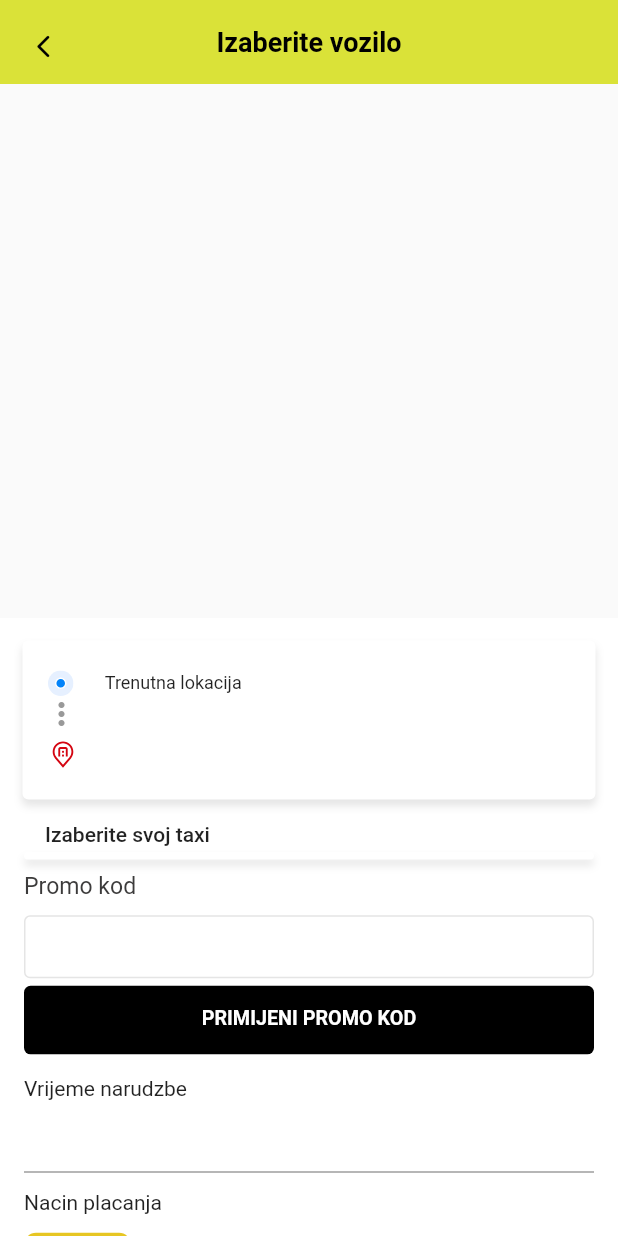
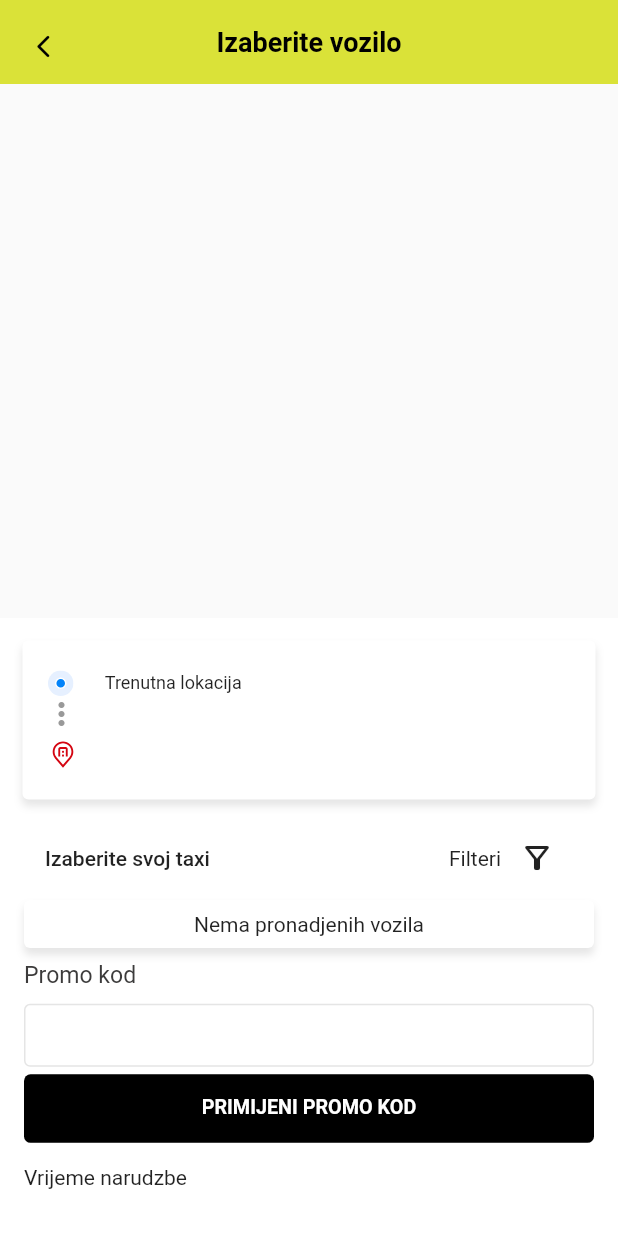
Before and after one commit to bilalhodzic/eTaxi_mobile, a Flutter app: the BookingPage widget shown alone on an empty page, opened directly, on a phone screen of 412 x 824 dp. Run offline on Flutter 3.47's test engine with Material 2 defaults, Android fonts, the phone set to English and light mode, and no system bars; drawn by our look-alikes of date_time_picker; our stand-ins replace cached_network_image, flutter_credit_card, flutter_svg, geolocator, google_maps_flutter, image_picker and 2 more; missing offline and left inert: dart:ffi, flutter_polyline_points, jwt_decode, place_picker; accounts and stored records are empty; network calls fail.

Commit message:
added vehicle filters

```diff
--- a/etaxi_mobile/lib/providers/order_provider.dart
+++ b/etaxi_mobile/lib/providers/order_provider.dart
@@ -44,6 +44,13 @@ class OrderProvider extends ChangeNotifier {
   int? orderId;
   List<Order> orders = [];
   Order? selectedOrder;
+
+  Map<String, dynamic> vehicleFilters = {};
+
+  void setVehicleFilters(Map<String, dynamic> filters) {
+    vehicleFilters = filters;
+    notifyListeners();
+  }
 
   void setSelectedOrder(Order order) async {
     //this method is used when viewing order list and clicking on one of the orders
--- a/etaxi_mobile/lib/screens/taxi/home/pages/bookingPage.dart
+++ b/etaxi_mobile/lib/screens/taxi/home/pages/bookingPage.dart
@@ -6,6 +6,7 @@ import 'package:etaxi_mobile/providers/order_provider.dart';
 import 'package:etaxi_mobile/screens/commonPages/addCardPage.dart';
 import 'package:etaxi_mobile/screens/taxi/home/pages/taxiRideBookedPage.dart';
 import 'package:etaxi_mobile/screens/taxi/widgets/taxiInfoListTile.dart';
+import 'package:etaxi_mobile/screens/taxi/widgets/vehicleFilters.dart';
 import 'package:etaxi_mobile/services/order_services.dart';
 import 'package:etaxi_mobile/utils/colors.dart';
 import 'package:etaxi_mobile/utils/sizeConfig.dart';
@@ -19,11 +20,16 @@ import 'package:flutter/material.dart';
 import 'package:flutter_svg/flutter_svg.dart';
 import 'package:provider/provider.dart';
 
-class BookingPage extends StatelessWidget {
+class BookingPage extends StatefulWidget {
   BookingPage({Key? key}) : super(key: key);
 
+  @override
+  State<BookingPage> createState() => _BookingPageState();
+}
+
+class _BookingPageState extends State<BookingPage> {
   TextEditingController _promoCodeController = TextEditingController();
-
+  bool isVehicleFilterOpen = false;
   @override
   Widget build(BuildContext context) {
     return Column(
@@ -149,12 +155,34 @@ class BookingPage extends StatelessWidget {
                       ),
                     ),
                     Padding(
-                      padding: const EdgeInsets.only(left: 30),
-                      child: Text(
-                        "Izaberite svoj taxi",
-                        style: TextStyle(fontWeight: FontWeight.w500),
+                      padding: const EdgeInsets.symmetric(horizontal: 30),
+                      child: Row(
+                        children: [
+                          Text(
+                            "Izaberite svoj taxi",
+                            style: TextStyle(fontWeight: FontWeight.w500),
+                          ),
+                          Spacer(),
+                          Text("Filteri"),
+                          IconButton(
+                            onPressed: () {
+                              setState(() {
+                                isVehicleFilterOpen = !isVehicleFilterOpen;
+                              });
+                            },
+                            icon: Icon(Icons.filter_alt_outlined),
+                          )
+                        ],
                       ),
                     ),
+                    if (isVehicleFilterOpen)
+                      VehicleFilters(
+                        onSubmit: () {
+                          setState(() {
+                            isVehicleFilterOpen = false;
+                          });
+                        },
+                      ),
                     TaxiInfoListTile(),
                     Padding(
                       padding: const EdgeInsets.symmetric(
--- a/etaxi_mobile/lib/screens/taxi/widgets/taxiInfoListTile.dart
+++ b/etaxi_mobile/lib/screens/taxi/widgets/taxiInfoListTile.dart
@@ -40,10 +40,13 @@ class TaxiInfoListTile extends StatelessWidget {
           ],
         ),
         child: FutureBuilder(
-            future: HomeService.getVehicles(),
+            future: HomeService.getVehicles(
+                queryParams:
+                    Provider.of<OrderProvider>(context).vehicleFilters),
             builder: ((context, snapshot) {
               if (snapshot.connectionState == ConnectionState.done)
-                return ListView.builder(
+                return snapshot.data!.length > 0
+                    ? ListView.builder(
                         padding: EdgeInsets.only(top: 5),
                         shrinkWrap: true,
                         itemCount: snapshot.data!.length,
@@ -51,14 +54,15 @@ class TaxiInfoListTile extends StatelessWidget {
                           var vehicle = snapshot.data![index];
                           return InkWell(
                             onTap: () {
-                          OrderProvider.instance.setSelectedVehicle(vehicle);
+                              OrderProvider.instance
+                                  .setSelectedVehicle(vehicle);
                             },
                             child: Container(
                               decoration: BoxDecoration(
                                   borderRadius: BorderRadius.circular(4),
                                   border: vehicle.vehicleId ==
-                                      OrderProvider
-                                          .instance.selectedVehicle?.vehicleId
+                                          OrderProvider.instance.selectedVehicle
+                                              ?.vehicleId
                                       ? Border.all(color: primaryColor)
                                       : null),
                               child: Padding(
@@ -74,7 +78,8 @@ class TaxiInfoListTile extends StatelessWidget {
                                           imgUrl: vehicle.photo!,
                                           height: h * 50,
                                           width: SizeConfig.screenWidth,
-                                      vehicleId: vehicle.vehicleId.toString(),
+                                          vehicleId:
+                                              vehicle.vehicleId.toString(),
                                         ),
                                       ),
                                     ),
@@ -83,7 +88,8 @@ class TaxiInfoListTile extends StatelessWidget {
                                       child: Column(
                                         crossAxisAlignment:
                                             CrossAxisAlignment.center,
-                                    mainAxisAlignment: MainAxisAlignment.center,
+                                        mainAxisAlignment:
+                                            MainAxisAlignment.center,
                                         children: [
                                           Text(
                                             vehicle.vehicleName!,
@@ -100,7 +106,8 @@ class TaxiInfoListTile extends StatelessWidget {
                                               decoration: BoxDecoration(
                                                   color: Colors.grey[200],
                                                   borderRadius:
-                                                  BorderRadius.circular(10)),
+                                                      BorderRadius.circular(
+                                                          10)),
                                               child: Text(
                                                 vehicle.companyName ?? '',
                                               ),
@@ -110,7 +117,8 @@ class TaxiInfoListTile extends StatelessWidget {
                                     ),
                                     sb(12),
                                     Column(
-                                  crossAxisAlignment: CrossAxisAlignment.end,
+                                      crossAxisAlignment:
+                                          CrossAxisAlignment.end,
                                       children: [
                                         Text(
                                           '${vehicle.price} BAM/km',
@@ -122,9 +130,10 @@ class TaxiInfoListTile extends StatelessWidget {
                                         InkWell(
                                             onTap: () async {
                                               try {
-                                            if (AuthProvider
-                                                    .instance.user?.favorites
-                                                    ?.map((e) => e.companyId)
+                                                if (AuthProvider.instance.user
+                                                        ?.favorites
+                                                        ?.map(
+                                                            (e) => e.companyId)
                                                         .contains(
                                                             vehicle.companyId ??
                                                                 0) ??
@@ -137,17 +146,19 @@ class TaxiInfoListTile extends StatelessWidget {
                                                               ?.firstWhere((element) =>
                                                                   element
                                                                       .companyId ==
-                                                              vehicle.companyId)
+                                                                  vehicle
+                                                                      .companyId)
                                                               .id ??
                                                           0);
                                                 } else {
                                                   await UserServices
-                                                  .addFavoriteCompany(vehicle);
+                                                      .addFavoriteCompany(
+                                                          vehicle);
                                                 }
                                                 var user =
                                                     await UserServices.getUser(
-                                                    AuthProvider
-                                                        .instance.user!.id!);
+                                                        AuthProvider.instance
+                                                            .user!.id!);
                                                 AuthProvider.instance.setUser(
                                                     Userinfo.fromJson(user));
                                               } catch (e) {
@@ -157,11 +168,13 @@ class TaxiInfoListTile extends StatelessWidget {
                                                     isError: true);
                                               }
                                             },
-                                        child: Icon(Provider.of<AuthProvider>(
+                                            child: Icon(Provider.of<
+                                                                AuthProvider>(
                                                             context)
                                                         .user
                                                         ?.favorites
-                                                    ?.map((e) => e.companyId)
+                                                        ?.map(
+                                                            (e) => e.companyId)
                                                         .contains(
                                                             vehicle.companyId ??
                                                                 0) ??
@@ -175,7 +188,12 @@ class TaxiInfoListTile extends StatelessWidget {
                               ),
                             ),
                           );
-                    });
+                        })
+                    : Center(
+                        child: Padding(
+                        padding: const EdgeInsets.all(8.0),
+                        child: Text("Nema pronadjenih vozila"),
+                      ));
               else
                 return Center(child: CircularProgressIndicator());
             })),
--- a/etaxi_mobile/lib/services/home_service.dart
+++ b/etaxi_mobile/lib/services/home_service.dart
@@ -26,10 +26,12 @@ class HomeService {
     }
   }
 
-  static Future<List<VehicleModel>> getVehicles() async {
+  static Future<List<VehicleModel>> getVehicles(
+      {Map<String, dynamic>? queryParams = const {}}) async {
     List<VehicleModel> vehicles = [];
     try {
-      Response res = await ApiModels().getRequest(url: 'api/Vehicle');
+      Response res = await ApiModels()
+          .getRequest(url: 'api/Vehicle', queryParams: queryParams);
 
       if (res.statusCode == 200) {
         var data = json.decode(res.body);
```
Also changed, not shown: etaxi_mobile/lib/screens/taxi/widgets/vehicleFilters.dart (added, +61 -0 lines). Lines whose indentation alone changed are shown as unchanged.
